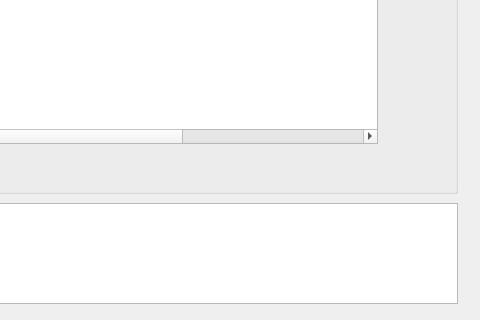
This is source/trsedocuments/formpaw.ui in leuat/TRSE as Qt 5 draws it before an edit; both pictures show x 233 to 713 and y 227 to 547 of the 713 by 547 pixel window. The edited form follows.
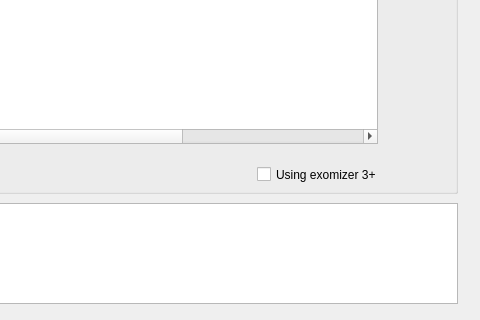
This is the edited form.

Commit message: PAW exomizer 3 toggle

Patch:
```diff
--- a/source/trsedocuments/formpaw.ui
+++ b/source/trsedocuments/formpaw.ui
@@ -163,6 +163,19 @@
      </rect>
     </property>
    </widget>
+   <widget class="QCheckBox" name="chkExomizer3">
+    <property name="geometry">
+     <rect>
+      <x>480</x>
+      <y>390</y>
+      <width>171</width>
+      <height>23</height>
+     </rect>
+    </property>
+    <property name="text">
+     <string>Using exomizer 3+</string>
+    </property>
+   </widget>
   </widget>
   <widget class="QTextBrowser" name="leOutput">
    <property name="geometry">
```
The commit also changes 3 other files.
